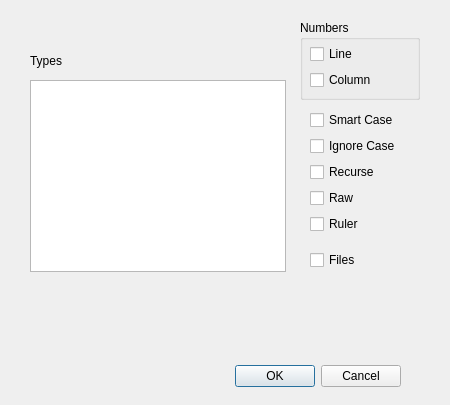
The window that gui/common.ui (CraigDawson/yapygrep) describes before a commit, drawn with Qt 5.
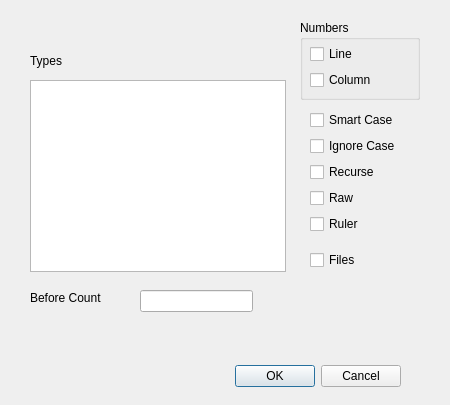
The same window after the commit.

Commit message: Adding context args to common dialog (WIP)

Patch:
```diff
--- a/gui/common.ui
+++ b/gui/common.ui
@@ -150,6 +150,29 @@
     <string>Files</string>
    </property>
   </widget>
+  <widget class="QLineEdit" name="lineEdit">
+   <property name="geometry">
+    <rect>
+     <x>140</x>
+     <y>290</y>
+     <width>113</width>
+     <height>22</height>
+    </rect>
+   </property>
+  </widget>
+  <widget class="QLabel" name="label_2">
+   <property name="geometry">
+    <rect>
+     <x>30</x>
+     <y>290</y>
+     <width>101</width>
+     <height>16</height>
+    </rect>
+   </property>
+   <property name="text">
+    <string>Before Count</string>
+   </property>
+  </widget>
   <zorder>groupBox</zorder>
   <zorder>layoutWidget</zorder>
   <zorder>buttonBox</zorder>
```
Left out of the diff: 2 changed lines with no effect on the pictures. The commit also changes 2 other files.
